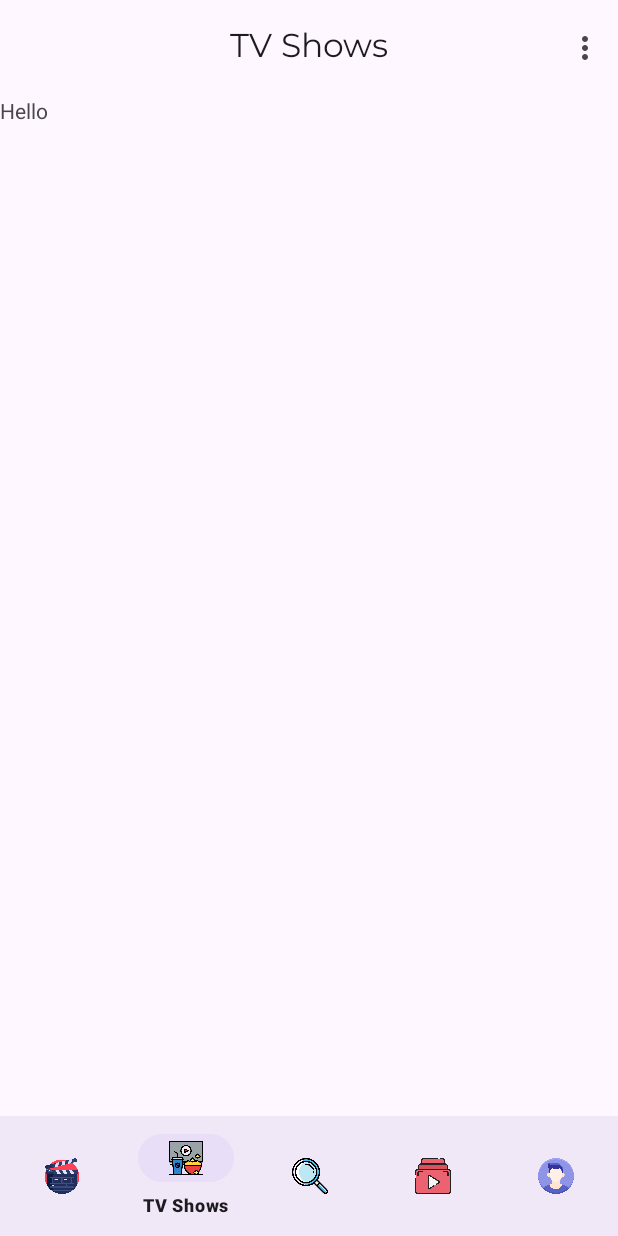
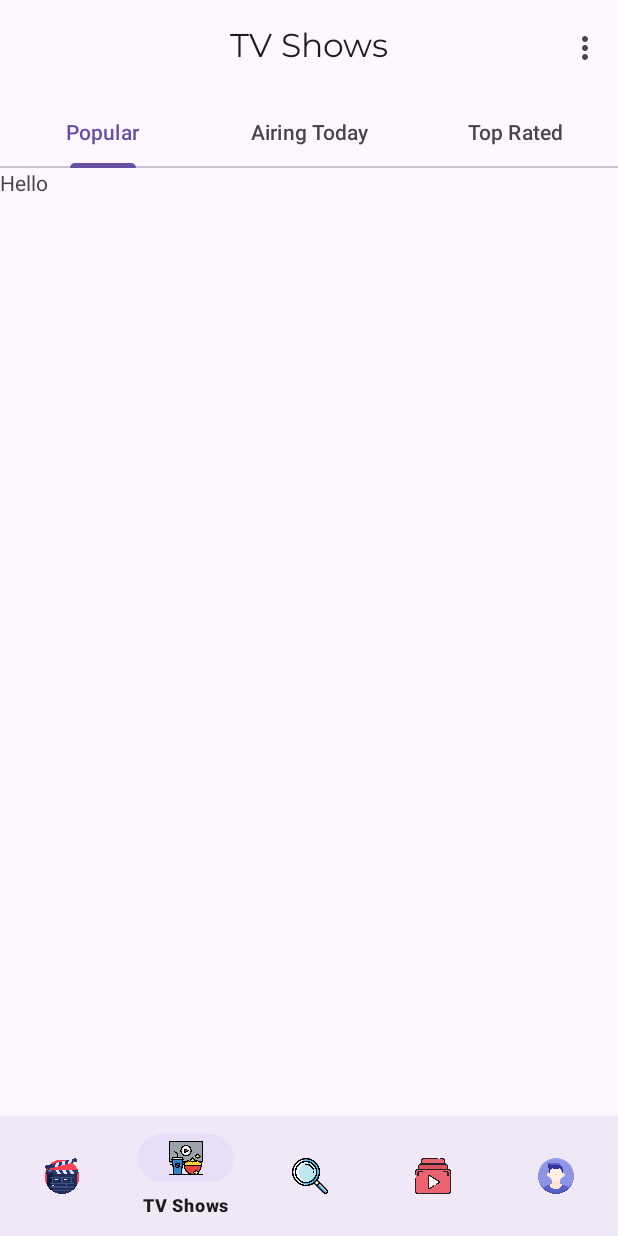
Before and after one commit to sblvitor/cine-time, an Android app: the TvShowFragment screen opened through its navigation route, on a phone screen of 412 x 824 dp. Run offline under Robolectric (Android 15) with nearby library versions, the phone set to English and light mode, and no system bars; our stand-ins replace Firebase (no records; nobody signed in at launch, a user with empty details on screens opened directly), navigation-ui, paging; pictures from the network do not load.

Commit message:
tab layout + viewpager para series

```diff
--- a/app/src/main/java/com/lira/cinetime/presentation/tvShows/TvShowViewModel.kt
+++ b/app/src/main/java/com/lira/cinetime/presentation/tvShows/AiringTodayTvViewModel.kt
@@ -2,6 +2,6 @@ package com.lira.cinetime.presentation.tvShows
 
 import androidx.lifecycle.ViewModel
 
-class TvShowViewModel : ViewModel() {
+class AiringTodayTvViewModel : ViewModel() {
     // TODO: Implement the ViewModel
 }
--- /dev/null
+++ b/app/src/main/java/com/lira/cinetime/presentation/tvShows/PopularTvViewModel.kt
@@ -0,0 +1,7 @@
+package com.lira.cinetime.presentation.tvShows
+
+import androidx.lifecycle.ViewModel
+
+class PopularTvViewModel : ViewModel() {
+    // TODO: Implement the ViewModel
+}
--- a/app/src/main/java/com/lira/cinetime/ui/tvShows/TvShowFragment.kt
+++ b/app/src/main/java/com/lira/cinetime/ui/tvShows/TvShowFragment.kt
@@ -1,33 +1,60 @@
 package com.lira.cinetime.ui.tvShows
 
-import androidx.lifecycle.ViewModelProvider
 import android.os.Bundle
-import androidx.fragment.app.Fragment
 import android.view.LayoutInflater
 import android.view.View
 import android.view.ViewGroup
-import com.lira.cinetime.R
-import com.lira.cinetime.presentation.tvShows.TvShowViewModel
+import androidx.fragment.app.Fragment
+import androidx.viewpager2.widget.ViewPager2
+import com.google.android.material.tabs.TabLayout
+import com.lira.cinetime.databinding.FragmentTvShowBinding
 
 class TvShowFragment : Fragment() {
 
-    companion object {
-        fun newInstance() = TvShowFragment()
+    private var _binding: FragmentTvShowBinding? = null
+
+    private val binding get() = _binding!!
+
+    override fun onCreateView(inflater: LayoutInflater, container: ViewGroup?, savedInstanceState: Bundle?): View {
+        _binding = FragmentTvShowBinding.inflate(inflater, container, false)
+        return binding.root
     }
 
-    private lateinit var viewModel: TvShowViewModel
+    override fun onViewCreated(view: View, savedInstanceState: Bundle?) {
+        super.onViewCreated(view, savedInstanceState)
 
-    override fun onCreateView(
-        inflater: LayoutInflater, container: ViewGroup?,
-        savedInstanceState: Bundle?
-    ): View? {
-        return inflater.inflate(R.layout.fragment_tv_show, container, false)
+        val tabLayout = binding.tabLayoutTv
+        val viewPager2 = binding.viewPagerTv
+        val tvShowViewPagerAdapter = TvShowViewPagerAdapter(this)
+
+        viewPager2.adapter = tvShowViewPagerAdapter
+
+        tabLayout.addOnTabSelectedListener(object: TabLayout.OnTabSelectedListener {
+            override fun onTabSelected(tab: TabLayout.Tab?) {
+                if(tab != null) {
+                    viewPager2.currentItem = tab.position
+                }
+            }
+
+            override fun onTabUnselected(tab: TabLayout.Tab?) {
+                // nada por enquanto
+            }
+
+            override fun onTabReselected(tab: TabLayout.Tab?) {
+                // nada por enquanto
+            }
+        })
+
+        viewPager2.registerOnPageChangeCallback(object: ViewPager2.OnPageChangeCallback() {
+            override fun onPageSelected(position: Int) {
+                super.onPageSelected(position)
+                tabLayout.getTabAt(position)?.select()
+            }
+        })
     }
 
-    override fun onActivityCreated(savedInstanceState: Bundle?) {
-        super.onActivityCreated(savedInstanceState)
-        viewModel = ViewModelProvider(this).get(TvShowViewModel::class.java)
-        // TODO: Use the ViewModel
+    override fun onDestroyView() {
+        super.onDestroyView()
+        _binding = null
     }
-
 }
--- /dev/null
+++ b/app/src/main/java/com/lira/cinetime/ui/tvShows/TvShowViewPagerAdapter.kt
@@ -0,0 +1,23 @@
+package com.lira.cinetime.ui.tvShows
+
+import androidx.fragment.app.Fragment
+import androidx.viewpager2.adapter.FragmentStateAdapter
+import com.lira.cinetime.ui.tvShows.airingToday.AiringTodayTvFragment
+import com.lira.cinetime.ui.tvShows.popular.PopularTvFragment
+import com.lira.cinetime.ui.tvShows.topRated.TopRatedTvFragment
+
+class TvShowViewPagerAdapter(fragment: Fragment): FragmentStateAdapter(fragment) {
+
+    override fun createFragment(position: Int): Fragment {
+        return when(position) {
+            0 -> PopularTvFragment()
+            1 -> AiringTodayTvFragment()
+            2 -> TopRatedTvFragment()
+            else -> PopularTvFragment()
+        }
+    }
+
+    override fun getItemCount(): Int {
+        return 3
+    }
+}
--- /dev/null
+++ b/app/src/main/java/com/lira/cinetime/ui/tvShows/popular/PopularTvFragment.kt
@@ -0,0 +1,33 @@
+package com.lira.cinetime.ui.tvShows.popular
+
+import androidx.lifecycle.ViewModelProvider
+import android.os.Bundle
+import androidx.fragment.app.Fragment
+import android.view.LayoutInflater
+import android.view.View
+import android.view.ViewGroup
+import com.lira.cinetime.R
+import com.lira.cinetime.presentation.tvShows.PopularTvViewModel
+
+class PopularTvFragment : Fragment() {
+
+    companion object {
+        fun newInstance() = PopularTvFragment()
+    }
+
+    private lateinit var viewModel: PopularTvViewModel
+
+    override fun onCreateView(
+        inflater: LayoutInflater, container: ViewGroup?,
+        savedInstanceState: Bundle?
+    ): View? {
+        return inflater.inflate(R.layout.fragment_popular_tv, container, false)
+    }
+
+    override fun onActivityCreated(savedInstanceState: Bundle?) {
+        super.onActivityCreated(savedInstanceState)
+        viewModel = ViewModelProvider(this).get(PopularTvViewModel::class.java)
+        // TODO: Use the ViewModel
+    }
+
+}
--- a/app/src/main/res/layout/fragment_movies.xml
+++ b/app/src/main/res/layout/fragment_movies.xml
@@ -18,7 +18,7 @@
         <com.google.android.material.tabs.TabItem
             android:layout_width="wrap_content"
             android:layout_height="wrap_content"
-            android:text="@string/popular_movies_label" />
+            android:text="@string/popular_label" />
 
         <com.google.android.material.tabs.TabItem
             android:layout_width="wrap_content"
--- /dev/null
+++ b/app/src/main/res/layout/fragment_popular_tv.xml
@@ -0,0 +1,13 @@
+<?xml version="1.0" encoding="utf-8"?>
+<FrameLayout xmlns:android="http://schemas.android.com/apk/res/android"
+    xmlns:tools="http://schemas.android.com/tools"
+    android:layout_width="match_parent"
+    android:layout_height="match_parent"
+    tools:context=".ui.tvShows.popular.PopularTvFragment">
+
+    <TextView
+        android:layout_width="match_parent"
+        android:layout_height="match_parent"
+        android:text="Hello" />
+
+</FrameLayout>
--- a/app/src/main/res/layout/fragment_tv_show.xml
+++ b/app/src/main/res/layout/fragment_tv_show.xml
@@ -1,13 +1,44 @@
 <?xml version="1.0" encoding="utf-8"?>
-<FrameLayout xmlns:android="http://schemas.android.com/apk/res/android"
+<androidx.constraintlayout.widget.ConstraintLayout xmlns:android="http://schemas.android.com/apk/res/android"
     xmlns:tools="http://schemas.android.com/tools"
     android:layout_width="match_parent"
     android:layout_height="match_parent"
+    xmlns:app="http://schemas.android.com/apk/res-auto"
     tools:context=".ui.tvShows.TvShowFragment">
 
-    <TextView
+    <com.google.android.material.tabs.TabLayout
+        android:id="@+id/tab_layout_tv"
         android:layout_width="match_parent"
-        android:layout_height="match_parent"
-        android:text="Hello" />
+        android:layout_height="wrap_content"
+        app:layout_constraintStart_toStartOf="parent"
+        app:layout_constraintTop_toTopOf="parent"
+        app:layout_constraintEnd_toEndOf="parent"
+        app:tabMode="fixed">
 
-</FrameLayout>
+        <com.google.android.material.tabs.TabItem
+            android:layout_width="wrap_content"
+            android:layout_height="wrap_content"
+            android:text="@string/popular_label" />
+
+        <com.google.android.material.tabs.TabItem
+            android:layout_width="wrap_content"
+            android:layout_height="wrap_content"
+            android:text="@string/airing_today_label" />
+
+        <com.google.android.material.tabs.TabItem
+            android:layout_width="wrap_content"
+            android:layout_height="wrap_content"
+            android:text="@string/top_rated_label" />
+
+    </com.google.android.material.tabs.TabLayout>
+
+    <androidx.viewpager2.widget.ViewPager2
+        android:id="@+id/view_pager_tv"
+        android:layout_width="match_parent"
+        android:layout_height="0dp"
+        app:layout_constraintBottom_toBottomOf="parent"
+        app:layout_constraintEnd_toEndOf="parent"
+        app:layout_constraintStart_toStartOf="parent"
+        app:layout_constraintTop_toBottomOf="@id/tab_layout_tv" />
+
+</androidx.constraintlayout.widget.ConstraintLayout>
--- a/app/src/main/res/values/strings.xml
+++ b/app/src/main/res/values/strings.xml
@@ -2,7 +2,7 @@
     <string name="app_name" translatable="false">CineTime</string>
     <string name="action_settings">Settings</string>
     <!-- Strings used for fragments for navigation -->
-    <string name="popular_movies_label">Popular</string>
+    <string name="popular_label">Popular</string>
     <string name="now_playing_label">Now Playing</string>
     <string name="next" translatable="false">Next</string>
     <string name="previous" translatable="false">Previous</string>
@@ -62,4 +62,5 @@
     <string name="cast_profile_image_cd" translatable="false">Cast profile image</string>
     <string name="txt_no_overview">Overview not available right now.</string>
     <string name="txt_not_available">Not streaming yet!</string>
+    <string name="airing_today_label">Airing Today</string>
 </resources>
```
Also changed, not shown: app/src/main/java/com/lira/cinetime/presentation/tvShows/TopRatedTvViewModel.kt (added, +7 -0 lines), app/src/main/java/com/lira/cinetime/ui/tvShows/airingToday/AiringTodayTvFragment.kt (added, +33 -0 lines), app/src/main/java/com/lira/cinetime/ui/tvShows/topRated/TopRatedTvFragment.kt (added, +33 -0 lines), app/src/main/res/layout/fragment_airing_today_tv.xml (added, +13 -0 lines), app/src/main/res/layout/fragment_top_rated_tv.xml (added, +13 -0 lines), 1 other file.
